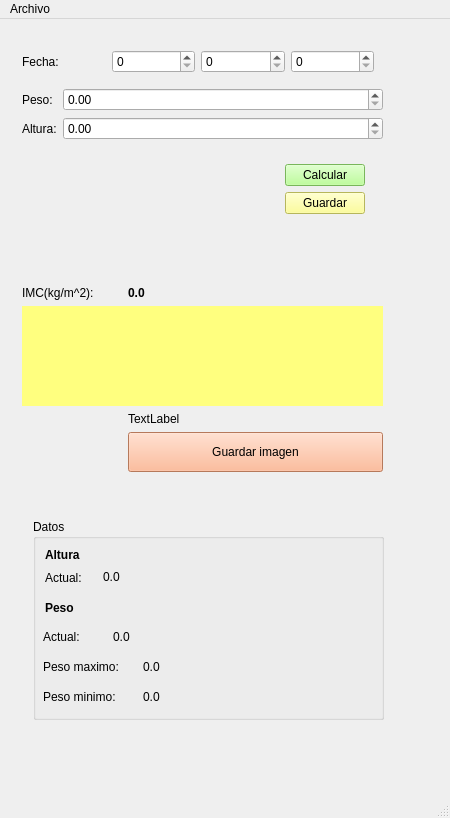
The window that principal.ui (zelejimenez26/P59-Qt-Examen-Control-de-peso) describes before a commit, drawn with Qt 5.
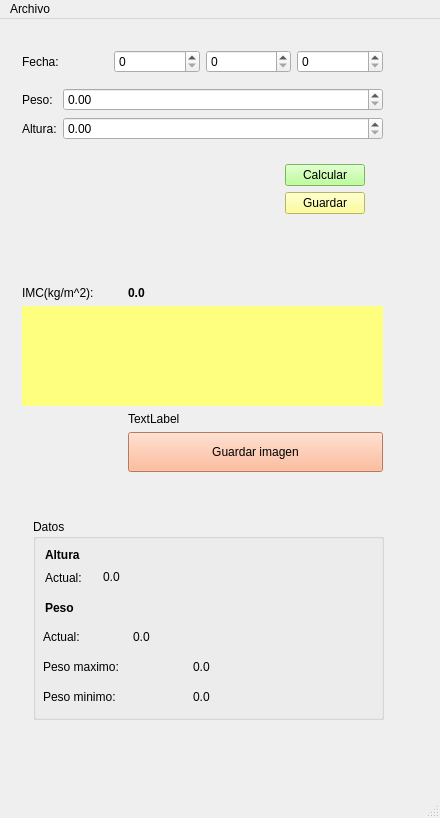
The same window after the commit. Icons and pictures are not drawn.

Patch:
```diff
--- a/principal.ui
+++ b/principal.ui
@@ -6,13 +6,13 @@
    <rect>
     <x>0</x>
     <y>0</y>
-    <width>450</width>
+    <width>440</width>
     <height>818</height>
    </rect>
   </property>
   <property name="minimumSize">
    <size>
-    <width>450</width>
+    <width>440</width>
     <height>0</height>
    </size>
   </property>
@@ -55,6 +55,9 @@
          <property name="leftMargin">
           <number>0</number>
          </property>
+         <property name="rightMargin">
+          <number>0</number>
+         </property>
          <item>
           <widget class="QLabel" name="label_2">
            <property name="text">
@@ -290,7 +293,7 @@
         <rect>
          <x>12</x>
          <y>81</y>
-         <width>41</width>
+         <width>61</width>
          <height>16</height>
         </rect>
        </property>
@@ -310,7 +313,7 @@
         <rect>
          <x>10</x>
          <y>110</y>
-         <width>40</width>
+         <width>71</width>
          <height>16</height>
         </rect>
        </property>
@@ -323,7 +326,7 @@
         <rect>
          <x>10</x>
          <y>140</y>
-         <width>81</width>
+         <width>131</width>
          <height>16</height>
         </rect>
        </property>
@@ -342,7 +345,7 @@
         <rect>
          <x>10</x>
          <y>170</y>
-         <width>78</width>
+         <width>101</width>
          <height>16</height>
         </rect>
        </property>
@@ -353,7 +356,7 @@
       <widget class="QLabel" name="outPactual">
        <property name="geometry">
         <rect>
-         <x>80</x>
+         <x>100</x>
          <y>110</y>
          <width>55</width>
          <height>16</height>
@@ -366,7 +369,7 @@
       <widget class="QLabel" name="outPmax">
        <property name="geometry">
         <rect>
-         <x>110</x>
+         <x>160</x>
          <y>140</y>
          <width>55</width>
          <height>16</height>
@@ -379,7 +382,7 @@
       <widget class="QLabel" name="outPmin">
        <property name="geometry">
         <rect>
-         <x>110</x>
+         <x>160</x>
          <y>170</y>
          <width>55</width>
          <height>16</height>
@@ -411,7 +414,7 @@
     <rect>
      <x>0</x>
      <y>0</y>
-     <width>450</width>
+     <width>440</width>
      <height>26</height>
     </rect>
    </property>
```
